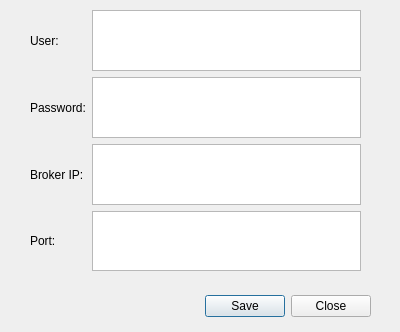
jojelupipa/smart-plug, file src/app/ui/settings.ui: the form before one commit.
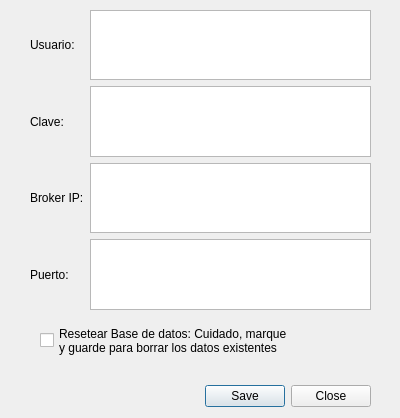
The form after the commit.

Commit message: Añadido reseteo de las bases de datos. Closes #17     * Modificada la UI de los ajustes     * Más refactorización

What changed in the file:
```diff
--- a/src/app/ui/settings.ui
+++ b/src/app/ui/settings.ui
@@ -7,7 +7,7 @@
     <x>0</x>
     <y>0</y>
     <width>400</width>
-    <height>332</height>
+    <height>418</height>
    </rect>
   </property>
   <property name="windowTitle">
@@ -17,7 +17,7 @@
    <property name="geometry">
     <rect>
      <x>30</x>
-     <y>290</y>
+     <y>380</y>
      <width>341</width>
      <height>32</height>
     </rect>
@@ -37,15 +37,15 @@
     <rect>
      <x>30</x>
      <y>10</y>
-     <width>331</width>
-     <height>261</height>
+     <width>341</width>
+     <height>300</height>
     </rect>
    </property>
    <layout class="QGridLayout" name="settings_layout">
     <item row="0" column="0">
      <widget class="QLabel" name="user_label">
       <property name="text">
-       <string>User:</string>
+       <string>Usuario:</string>
       </property>
      </widget>
     </item>
@@ -55,7 +55,7 @@
     <item row="1" column="0">
      <widget class="QLabel" name="password_label">
       <property name="text">
-       <string>Password:</string>
+       <string>Clave:</string>
       </property>
      </widget>
     </item>
@@ -75,7 +75,7 @@
     <item row="3" column="0">
      <widget class="QLabel" name="port_label">
       <property name="text">
-       <string>Port:</string>
+       <string>Puerto:</string>
       </property>
      </widget>
     </item>
@@ -84,6 +84,20 @@
     </item>
    </layout>
   </widget>
+  <widget class="QCheckBox" name="reset_database_checkbox">
+   <property name="geometry">
+    <rect>
+     <x>40</x>
+     <y>320</y>
+     <width>331</width>
+     <height>41</height>
+    </rect>
+   </property>
+   <property name="text">
+    <string>Resetear Base de datos: Cuidado, marque
+y guarde para borrar los datos existentes</string>
+   </property>
+  </widget>
  </widget>
  <resources/>
  <connections>
```
The commit also changes 5 other files.
